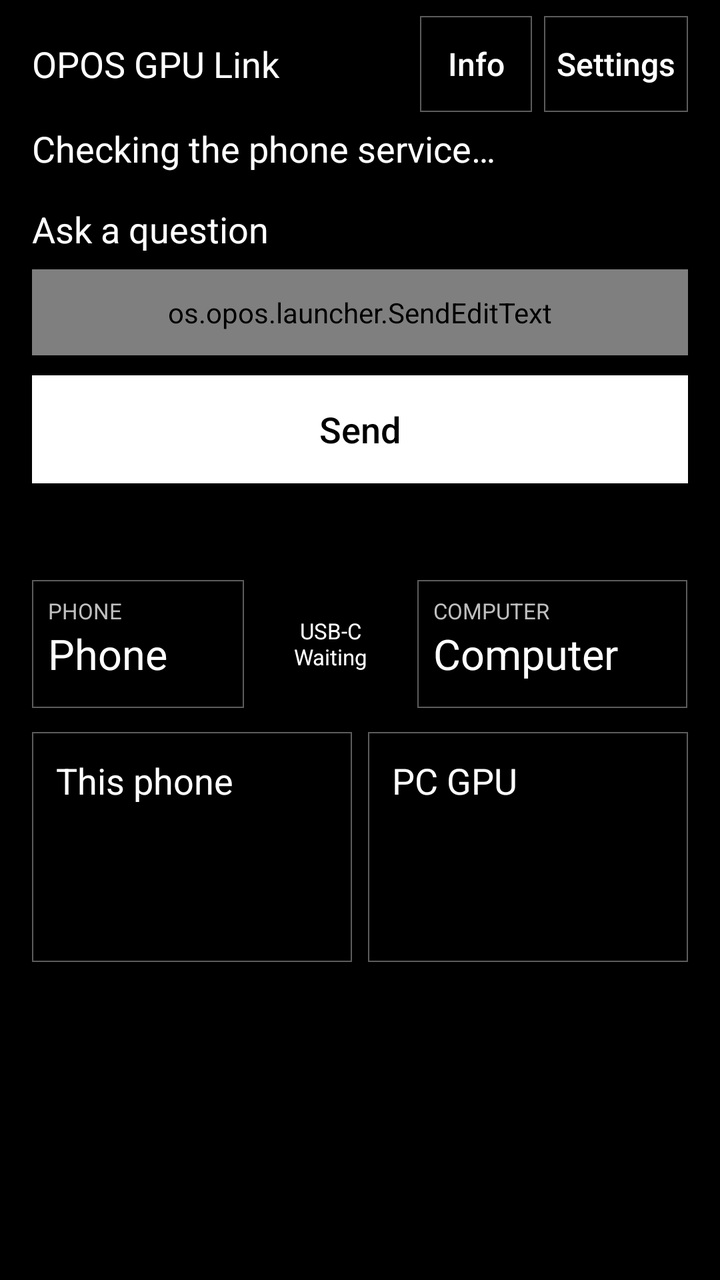
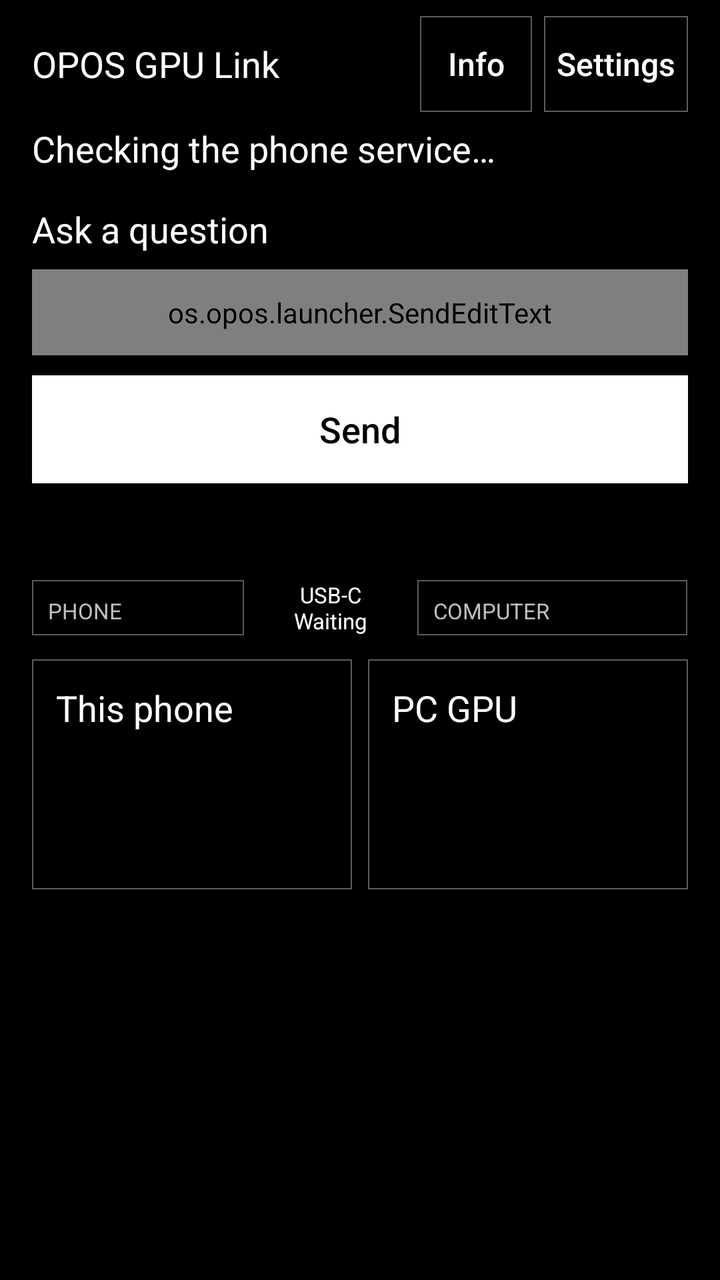

Screens rendered from an Android XML layout before and after an edit, with the pre-edit source and the edit as a unified diff.
<!-- AndroidManifest.xml: application theme OposTheme -->
<!-- res/layout/models.xml -->
<?xml version="1.0" encoding="utf-8"?>
<FrameLayout xmlns:android="http://schemas.android.com/apk/res/android"
    android:id="@+id/root"
    android:layout_width="match_parent"
    android:layout_height="match_parent"
    android:background="@color/newspaper_paper">

    <LinearLayout
        android:id="@+id/screen"
        android:layout_width="match_parent"
        android:layout_height="match_parent"
        android:background="@color/newspaper_paper"
        android:orientation="vertical">

    <LinearLayout
        android:id="@+id/header"
        android:layout_width="match_parent"
        android:layout_height="wrap_content"
        android:gravity="center_vertical"
        android:orientation="horizontal"
        android:paddingStart="16dp"
        android:paddingTop="8dp"
        android:paddingEnd="16dp">

        <TextView
            android:id="@+id/title"
            android:layout_width="0dp"
            android:layout_height="wrap_content"
            android:layout_weight="1"
            android:accessibilityHeading="true"
            android:text="@string/app_name"
            android:textColor="@color/newspaper_ink"
            android:textSize="18sp"
                    />

        <Button
            android:id="@+id/info"
            android:layout_width="wrap_content"
            android:layout_height="48dp"
            android:minWidth="56dp"
            android:background="@drawable/newspaper_outline"
            android:contentDescription="@string/info_description"
            android:text="@string/info"
            android:textAllCaps="false"
            android:textColor="@color/newspaper_ink"
            android:textSize="16sp" />

        <Button
            android:id="@+id/settings"
            android:layout_width="wrap_content"
            android:layout_height="48dp"
            android:minWidth="72dp"
            android:layout_marginStart="6dp"
            android:background="@drawable/newspaper_outline"
            android:contentDescription="@string/settings_description"
            android:text="@string/settings"
            android:textAllCaps="false"
            android:textColor="@color/newspaper_ink"
            android:textSize="16sp" />
    </LinearLayout>

    <TextView
        android:id="@+id/connection"
        android:layout_width="match_parent"
        android:layout_height="wrap_content"
        android:accessibilityLiveRegion="polite"
        android:paddingStart="16dp"
        android:paddingTop="6dp"
        android:paddingEnd="16dp"
        android:paddingBottom="8dp"
        android:text="@string/connecting"
        android:textColor="@color/newspaper_ink"
        android:textSize="18sp" />

    <LinearLayout
        android:id="@+id/composer"
        android:layout_width="match_parent"
        android:layout_height="wrap_content"
        android:orientation="vertical"
        android:paddingStart="16dp"
        android:paddingTop="8dp"
        android:paddingEnd="16dp"
        android:paddingBottom="10dp">

        <TextView
            android:id="@+id/question_label"
            android:layout_width="match_parent"
            android:layout_height="wrap_content"
            android:labelFor="@id/prompt"
            android:text="@string/question_label"
            android:textColor="@color/newspaper_ink"
            android:textSize="18sp"
                    />

        <LinearLayout
            android:id="@+id/input_row"
            android:layout_width="match_parent"
            android:layout_height="wrap_content"
            android:orientation="vertical">

        <os.opos.launcher.SendEditText
            android:id="@+id/prompt"
            android:layout_width="match_parent"
            android:layout_height="wrap_content"
            android:layout_marginTop="8dp"
            android:background="@drawable/newspaper_panel"
            android:gravity="top|start"
            android:hint="@string/question_hint"
            android:imeOptions="actionSend|flagNoExtractUi"
            android:inputType="textCapSentences|textMultiLine"
            android:maxLines="5"
            android:minLines="2"
            android:padding="12dp"
            android:textColor="@color/newspaper_ink"
            android:textColorHint="@color/newspaper_ink"
            android:textSize="18sp" />

        <Button
            android:id="@+id/ask"
            android:layout_width="match_parent"
            android:layout_height="54dp"
            android:layout_marginTop="10dp"
            android:background="@drawable/newspaper_primary"
            android:text="@string/send"
            android:textAllCaps="false"
            android:textColor="@color/newspaper_paper"
            android:textSize="18sp"
                    />

        <Button
            android:id="@+id/stop"
            android:layout_width="match_parent"
            android:layout_height="54dp"
            android:layout_marginTop="10dp"
            android:background="@drawable/newspaper_outline"
            android:text="@string/stop"
            android:textAllCaps="false"
            android:textColor="@color/newspaper_ink"
            android:textSize="18sp"
                    android:visibility="gone" />

        <Button
            android:id="@+id/reconnect"
            android:layout_width="match_parent"
            android:layout_height="54dp"
            android:layout_marginTop="10dp"
            android:background="@drawable/newspaper_primary"
            android:text="@string/reconnect"
            android:textAllCaps="false"
            android:textColor="@color/newspaper_paper"
            android:textSize="18sp"
                    android:visibility="gone" />

        <TextView
            android:id="@+id/reset_ask_copy"
            android:layout_width="match_parent"
            android:layout_height="wrap_content"
            android:layout_marginTop="10dp"
            android:text="@string/reset_ask_copy"
            android:textColor="@color/newspaper_ink"
            android:textSize="18sp"
            android:visibility="gone" />

        <Button
            android:id="@+id/reset_ask"
            android:layout_width="match_parent"
            android:layout_height="48dp"
            android:layout_marginTop="8dp"
            android:background="@drawable/newspaper_outline"
            android:text="@string/reset_ask"
            android:textAllCaps="false"
            android:textColor="@color/newspaper_ink"
            android:textSize="18sp"
            android:visibility="gone" />

        </LinearLayout>
    </LinearLayout>

    <TextView
        android:id="@+id/error"
        android:layout_width="match_parent"
        android:layout_height="wrap_content"
        android:accessibilityLiveRegion="polite"
        android:paddingStart="16dp"
        android:paddingEnd="16dp"
        android:textColor="@color/newspaper_ink"
        android:textSize="18sp" />

    <FrameLayout
        android:id="@+id/results_stage"
        android:layout_width="match_parent"
        android:layout_height="0dp"
        android:layout_weight="1">

    <ScrollView
        android:id="@+id/results_scroll"
        android:layout_width="match_parent"
        android:layout_height="match_parent"
        android:clipToPadding="false"
        android:fillViewport="false">

        <LinearLayout
            android:id="@+id/content"
            android:layout_width="match_parent"
            android:layout_height="wrap_content"
            android:orientation="vertical"
            android:paddingStart="16dp"
            android:paddingTop="8dp"
            android:paddingEnd="16dp"
            android:paddingBottom="24dp">

            <LinearLayout
                android:id="@+id/pairing_closed"
                android:layout_width="match_parent"
                android:layout_height="wrap_content"
                android:background="@drawable/newspaper_panel"
                android:orientation="vertical"
                android:padding="16dp"
                android:visibility="gone">

                <TextView
                    android:id="@+id/pairing_closed_header"
                    android:layout_width="match_parent"
                    android:layout_height="wrap_content"
                    android:accessibilityHeading="true"
                    android:text="@string/pairing_closed_title"
                    android:textColor="@color/newspaper_ink"
                    android:textSize="18sp" />

                <TextView
                    android:id="@+id/pairing_closed_text"
                    android:layout_width="match_parent"
                    android:layout_height="wrap_content"
                    android:layout_marginTop="8dp"
                    android:text="@string/pairing_closed"
                    android:textColor="@color/newspaper_ink"
                    android:textSize="18sp" />

                <Button
                    android:id="@+id/reopen_pc"
                    android:layout_width="match_parent"
                    android:layout_height="52dp"
                    android:layout_marginTop="12dp"
                    android:background="@drawable/newspaper_primary"
                    android:text="@string/reopen_pc"
                    android:textAllCaps="false"
                    android:textColor="@color/newspaper_paper"
                    android:textSize="18sp" />
            </LinearLayout>

            <LinearLayout
                android:id="@+id/device_band"
                android:layout_width="match_parent"
                android:layout_height="wrap_content"
                android:layout_marginTop="6dp"
                android:accessibilityLiveRegion="polite"
                android:importantForAccessibility="yes"
                android:orientation="horizontal">

                <LinearLayout
                    android:id="@+id/device_phone"
                    android:layout_width="0dp"
                    android:layout_height="wrap_content"
                    android:layout_weight="1.1"
                    android:background="@drawable/newspaper_panel"
                    android:importantForAccessibility="no"
                    android:minHeight="64dp"
                    android:orientation="vertical"
                    android:padding="8dp">

                    <TextView
                        android:id="@+id/device_phone_kicker"
                        android:layout_width="match_parent"
                        android:layout_height="wrap_content"
                        android:text="PHONE"
                        android:textColor="@color/you_asked_label"
                        android:textSize="11sp" />

                    <TextView
                        android:id="@+id/device_phone_name"
                        android:layout_width="match_parent"
                        android:layout_height="wrap_content"
                        android:text="Phone"
                        android:textColor="@color/newspaper_ink"
                        android:textSize="21sp" />
                </LinearLayout>

                <TextView
                    android:id="@+id/device_link"
                    android:layout_width="0dp"
                    android:layout_height="wrap_content"
                    android:layout_gravity="center_vertical"
                    android:layout_weight="0.9"
                    android:gravity="center"
                    android:importantForAccessibility="no"
                    android:text="USB-C\nWaiting"
                    android:textColor="@color/newspaper_ink"
                    android:textSize="11sp" />

                <LinearLayout
                    android:id="@+id/device_computer"
                    android:layout_width="0dp"
                    android:layout_height="wrap_content"
                    android:layout_weight="1.4"
                    android:background="@drawable/newspaper_panel"
                    android:importantForAccessibility="no"
                    android:minHeight="64dp"
                    android:orientation="vertical"
                    android:padding="8dp">

                    <TextView
                        android:id="@+id/device_computer_kicker"
                        android:layout_width="match_parent"
                        android:layout_height="wrap_content"
                        android:text="COMPUTER"
                        android:textColor="@color/you_asked_label"
                        android:textSize="11sp" />

                    <TextView
                        android:id="@+id/device_computer_name"
                        android:layout_width="match_parent"
                        android:layout_height="wrap_content"
                        android:text="Computer"
                        android:textColor="@color/newspaper_ink"
                        android:textSize="21sp" />
                </LinearLayout>
            </LinearLayout>

            <TextView
                android:id="@+id/question"
                android:layout_width="match_parent"
                android:layout_height="wrap_content"
                android:layout_marginTop="12dp"
                android:accessibilityHeading="true"
                android:textColor="@color/newspaper_ink"
                android:textSize="18sp"
                    android:visibility="gone" />

            <LinearLayout
                android:id="@+id/answers"
                android:layout_width="match_parent"
                android:layout_height="wrap_content"
                android:layout_marginTop="12dp"
                android:orientation="horizontal">

                <LinearLayout
                    android:id="@+id/phone_card"
                    android:layout_width="0dp"
                    android:layout_height="wrap_content"
                    android:layout_weight="1"
                    android:background="@drawable/newspaper_panel"
                    android:orientation="vertical"
                    android:padding="12dp">

                    <TextView
                        android:layout_width="match_parent"
                        android:layout_height="wrap_content"
                        android:accessibilityHeading="true"
                        android:text="@string/phone_heading"
                        android:textColor="@color/newspaper_ink"
                        android:textSize="18sp"
                    />

                    <TextView
                        android:id="@+id/phone_state"
                        android:layout_width="match_parent"
                        android:layout_height="wrap_content"
                        android:layout_marginTop="8dp"
                        android:accessibilityLiveRegion="polite"
                        android:textColor="@color/newspaper_ink"
                        android:textSize="18sp"
                    />

                    <TextView
                        android:id="@+id/phone_answer"
                        android:layout_width="match_parent"
                        android:layout_height="wrap_content"
                        android:layout_marginTop="10dp"
                        android:textColor="@color/newspaper_ink"
                        android:textIsSelectable="true"
                        android:textSize="18sp" />
                </LinearLayout>

                <LinearLayout
                    android:id="@+id/gpu_card"
                    android:layout_width="0dp"
                    android:layout_height="wrap_content"
                    android:layout_marginStart="8dp"
                    android:layout_weight="1"
                    android:background="@drawable/newspaper_panel"
                    android:orientation="vertical"
                    android:padding="12dp">

                    <TextView
                        android:id="@+id/gpu_heading"
                        android:layout_width="match_parent"
                        android:layout_height="wrap_content"
                        android:accessibilityHeading="true"
                        android:text="@string/gpu_heading"
                        android:textColor="@color/newspaper_ink"
                        android:textSize="18sp"
                    />

                    <TextView
                        android:id="@+id/gpu_state"
                        android:layout_width="match_parent"
                        android:layout_height="wrap_content"
                        android:layout_marginTop="8dp"
                        android:accessibilityLiveRegion="polite"
                        android:textColor="@color/newspaper_ink"
                        android:textSize="18sp"
                    />

                    <TextView
                        android:id="@+id/gpu_answer"
                        android:layout_width="match_parent"
                        android:layout_height="wrap_content"
                        android:layout_marginTop="10dp"
                        android:textColor="@color/newspaper_ink"
                        android:textIsSelectable="true"
                        android:textSize="18sp" />
                </LinearLayout>
            </LinearLayout>

            <Button
                android:id="@+id/retry"
                android:layout_width="match_parent"
                android:layout_height="52dp"
                android:layout_marginTop="12dp"
                android:background="@drawable/newspaper_outline"
                android:text="@string/try_again"
                android:textAllCaps="false"
                android:textColor="@color/newspaper_ink"
                android:textSize="18sp"
                android:visibility="gone" />
        </LinearLayout>
    </ScrollView>
    </FrameLayout>
    </LinearLayout>

    <LinearLayout
        android:id="@+id/pairing"
        android:layout_width="match_parent"
        android:layout_height="match_parent"
        android:background="@color/newspaper_paper"
        android:clickable="true"
        android:focusable="true"
        android:orientation="vertical"
        android:visibility="gone">

        <ScrollView
            android:id="@+id/pairing_scroll"
            android:layout_width="match_parent"
            android:layout_height="0dp"
            android:layout_weight="1"
            android:fillViewport="true">

            <LinearLayout
                android:id="@+id/pairing_body"
                android:layout_width="match_parent"
                android:layout_height="wrap_content"
                android:gravity="center_horizontal"
                android:orientation="vertical"
                android:padding="24dp">

                <TextView
                    android:id="@+id/pairing_header"
                    android:layout_width="match_parent"
                    android:layout_height="wrap_content"
                    android:accessibilityHeading="true"
                    android:gravity="center_horizontal"
                    android:text="@string/pairing_title"
                    android:textColor="@color/newspaper_ink"
                    android:textSize="21sp" />

                <TextView
                    android:id="@+id/pairing_text"
                    android:layout_width="match_parent"
                    android:layout_height="wrap_content"
                    android:layout_marginTop="12dp"
                    android:gravity="center_horizontal"
                    android:textColor="@color/newspaper_ink"
                    android:textSize="18sp" />

                <TextView
                    android:id="@+id/pairing_code_label"
                    android:layout_width="match_parent"
                    android:layout_height="wrap_content"
                    android:layout_marginTop="24dp"
                    android:gravity="center_horizontal"
                    android:text="@string/pairing_code_label"
                    android:textColor="@color/newspaper_ink"
                    android:textSize="11sp" />

                <TextView
                    android:id="@+id/pairing_code"
                    android:layout_width="match_parent"
                    android:layout_height="wrap_content"
                    android:layout_marginTop="8dp"
                    android:fontFeatureSettings="tnum"
                    android:gravity="center"
                    android:importantForAccessibility="yes"
                    android:letterSpacing="0.08"
                    android:textColor="@color/newspaper_ink"
                    android:textSize="56sp" />

                <TextView
                    android:id="@+id/pairing_countdown"
                    android:layout_width="match_parent"
                    android:layout_height="wrap_content"
                    android:layout_marginTop="8dp"
                    android:gravity="center"
                    android:textColor="@color/newspaper_ink"
                    android:textSize="18sp" />

                <TextView
                    android:id="@+id/pairing_disclosure"
                    android:layout_width="match_parent"
                    android:layout_height="wrap_content"
                    android:layout_marginTop="20dp"
                    android:gravity="center_horizontal"
                    android:text="@string/pairing_disclosure"
                    android:textColor="@color/newspaper_ink"
                    android:textSize="18sp" />
            </LinearLayout>
        </ScrollView>

        <LinearLayout
            android:id="@+id/pairing_actions"
            android:layout_width="match_parent"
            android:layout_height="wrap_content"
            android:orientation="vertical"
            android:paddingStart="24dp"
            android:paddingTop="8dp"
            android:paddingEnd="24dp"
            android:paddingBottom="24dp">

            <Button
                android:id="@+id/allow_pc"
                android:layout_width="match_parent"
                android:layout_height="wrap_content"
                android:minHeight="72dp"
                android:background="@drawable/newspaper_primary"
                android:text="@string/allow_pc"
                android:textAllCaps="false"
                android:textColor="@color/newspaper_paper"
                android:textSize="21sp" />

            <Button
                android:id="@+id/deny_pc"
                android:layout_width="match_parent"
                android:layout_height="wrap_content"
                android:minHeight="48dp"
                android:layout_marginTop="8dp"
                android:background="@drawable/newspaper_outline"
                android:text="@string/not_now"
                android:textAllCaps="false"
                android:textColor="@color/newspaper_ink"
                android:textSize="16sp" />
        </LinearLayout>
    </LinearLayout>
</FrameLayout>
<!-- resources referenced by this layout -->
<resources>
  <color name="newspaper_ink">#FFFFFF</color>
  <color name="newspaper_paper">#000000</color>
  <color name="you_asked_label">#BFBFBF</color>
  <!-- drawable newspaper_outline (drawable) -->
  <shape xmlns:android="http://schemas.android.com/apk/res/android" android:shape="rectangle">
      <solid android:color="@color/newspaper_paper" />
      <stroke android:width="0.5dp" android:color="@color/newspaper_stroke" />
  </shape>
  <!-- drawable newspaper_panel (drawable) -->
  <shape xmlns:android="http://schemas.android.com/apk/res/android" android:shape="rectangle">
      <solid android:color="@color/newspaper_paper" />
      <stroke android:width="0.5dp" android:color="@color/newspaper_stroke" />
  </shape>
  <!-- drawable newspaper_primary (drawable) -->
  <shape xmlns:android="http://schemas.android.com/apk/res/android" android:shape="rectangle">
      <solid android:color="@color/newspaper_ink" />
  </shape>
  <string name="allow_pc">Allow this PC</string>
  <string name="app_name">OPOS GPU Link</string>
  <string name="connecting">Checking the phone service…</string>
  <string name="gpu_heading">PC GPU</string>
  <string name="info">Info</string>
  <string name="info_description">Show GPU Link information</string>
  <string name="not_now">Not now</string>
  <string name="pairing_closed">New PC requests are paused. You can allow pairing again.</string>
  <string name="pairing_closed_title">Pairing requests closed</string>
  <string name="pairing_code_label">Pairing code</string>
  <string name="pairing_disclosure">If allowed, this PC can see what you ask the GPU model and keeps a copy of the model file.</string>
  <string name="pairing_title">Pair this PC?</string>
  <string name="phone_heading">This phone</string>
  <string name="question_hint">Ask the models…</string>
  <string name="question_label">Ask a question</string>
  <string name="reconnect">Reconnect</string>
  <string name="reopen_pc">Allow pairing again</string>
  <string name="reset_ask">Reset</string>
  <string name="reset_ask_copy">An earlier Send may still be running on the phone. When available, Send or Try again checks its status. Reset clears only this screen’s tracking; it does not cancel that work.</string>
  <string name="send">Send</string>
  <string name="settings">Settings</string>
  <string name="settings_description">Show typography and theme settings</string>
  <string name="stop">Stop</string>
  <string name="try_again">Try again</string>
  <style name="OposTheme" parent="@android:style/Theme.Material.NoActionBar">
          <item name="android:colorAccent">@color/newspaper_ink</item>
          <item name="android:windowBackground">@color/newspaper_paper</item>
          <item name="android:textColorPrimary">@color/newspaper_ink</item>
          <item name="android:textColorSecondary">@color/newspaper_ink</item>
          <item name="android:textColorHint">@color/newspaper_ink</item>
          <item name="android:colorControlNormal">@color/newspaper_ink</item>
          <item name="android:colorControlActivated">@color/newspaper_ink</item>
          <item name="android:statusBarColor">@color/newspaper_paper</item>
          <item name="android:navigationBarColor">@color/newspaper_paper</item>
          <item name="android:windowLightStatusBar">false</item>
          <item name="android:windowLightNavigationBar">false</item>
      </style>
  <color name="newspaper_stroke">#5C5C5C</color>
</resources>

<!-- the commit's change to res/layout/models.xml (unified diff, before → after) -->
@@ -255,15 +255,16 @@
                 android:layout_marginTop="6dp"
                 android:accessibilityLiveRegion="polite"
                 android:importantForAccessibility="yes"
+                android:screenReaderFocusable="true"
                 android:orientation="horizontal">
 
                 <LinearLayout
                     android:id="@+id/device_phone"
                     android:layout_width="0dp"
-                    android:layout_height="wrap_content"
+                    android:layout_height="match_parent"
                     android:layout_weight="1.1"
                     android:background="@drawable/newspaper_panel"
-                    android:importantForAccessibility="no"
+                    android:importantForAccessibility="noHideDescendants"
                     android:minHeight="64dp"
                     android:orientation="vertical"
                     android:padding="8dp">
@@ -300,10 +301,10 @@
                 <LinearLayout
                     android:id="@+id/device_computer"
                     android:layout_width="0dp"
-                    android:layout_height="wrap_content"
+                    android:layout_height="match_parent"
                     android:layout_weight="1.4"
                     android:background="@drawable/newspaper_panel"
-                    android:importantForAccessibility="no"
+                    android:importantForAccessibility="noHideDescendants"
                     android:minHeight="64dp"
                     android:orientation="vertical"
                     android:padding="8dp">
